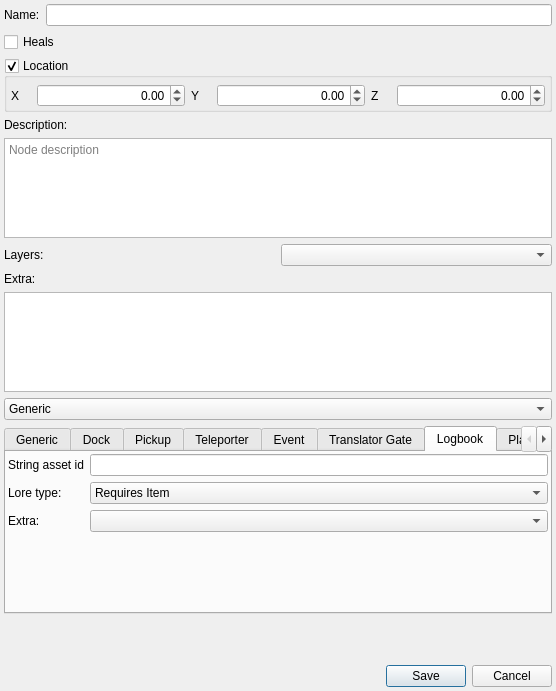
Qt form randovania/gui/ui_files/node_details_popup.ui (randovania/randovania) before a commit.
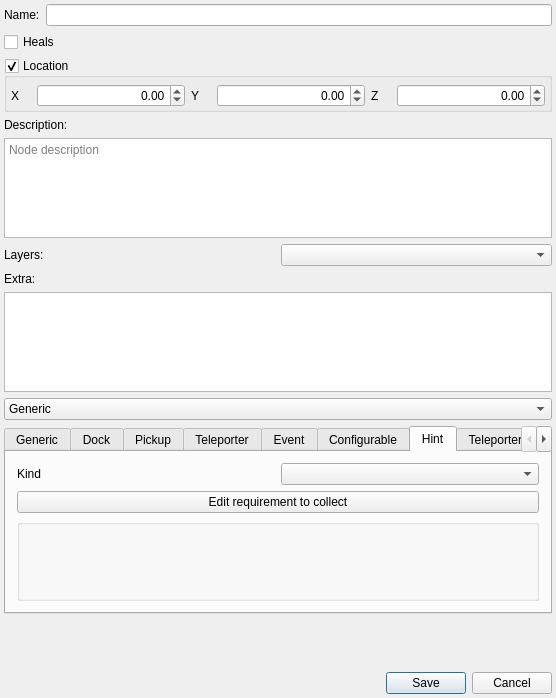
The same form after that commit. The open tabs and pages were chosen to show the change.

Commit message:
Rename PlayerShipNode to TeleporterNetworkNode, LogbookNode -> HintNode
- Make item_to_summon configurable per-node
- Add network field, to support multiple sets of connected teleporters

Patch:
```diff
--- a/randovania/gui/ui_files/node_details_popup.ui
+++ b/randovania/gui/ui_files/node_details_popup.ui
@@ -7,7 +7,7 @@
     <x>0</x>
     <y>0</y>
     <width>556</width>
-    <height>691</height>
+    <height>698</height>
    </rect>
   </property>
   <property name="sizePolicy">
@@ -598,7 +598,7 @@
      </widget>
      <widget class="QWidget" name="tab_translator_gate">
       <attribute name="title">
-       <string>Translator Gate</string>
+       <string>Configurable</string>
       </attribute>
       <layout class="QGridLayout" name="translator_gate_layout">
        <property name="leftMargin">
@@ -630,90 +630,55 @@
      </widget>
      <widget class="QWidget" name="tab_logbook">
       <attribute name="title">
-       <string>Logbook</string>
+       <string>Hint</string>
       </attribute>
-      <layout class="QGridLayout" name="logbook_layout">
-       <property name="leftMargin">
-        <number>2</number>
-       </property>
-       <property name="topMargin">
-        <number>2</number>
-       </property>
-       <property name="rightMargin">
-        <number>2</number>
-       </property>
-       <property name="bottomMargin">
-        <number>2</number>
-       </property>
-       <item row="2" column="0">
-        <widget class="QLabel" name="logbook_extra_label">
+      <layout class="QGridLayout" name="hint_layout">
+       <item row="1" column="0" colspan="2">
+        <widget class="QPushButton" name="hint_requirement_to_collect_button">
          <property name="text">
-          <string>Extra:</string>
+          <string>Edit requirement to collect</string>
          </property>
         </widget>
        </item>
-       <item row="1" column="1">
-        <widget class="QComboBox" name="lore_type_combo">
-         <item>
-          <property name="text">
-           <string>Requires Item</string>
+       <item row="2" column="0" colspan="2">
+        <widget class="QGroupBox" name="hint_requirement_to_collect_group">
+         <property name="title">
+          <string/>
+         </property>
+         <layout class="QGridLayout" name="hint_requirement_to_collect_layout">
+          <property name="leftMargin">
+           <number>2</number>
           </property>
-         </item>
-         <item>
-          <property name="text">
-           <string>Specific Pickup</string>
+          <property name="topMargin">
+           <number>2</number>
           </property>
-         </item>
-         <item>
-          <property name="text">
-           <string>Generic</string>
+          <property name="rightMargin">
+           <number>2</number>
           </property>
-         </item>
-         <item>
-          <property name="text">
-           <string>Sky Temple Key Hint</string>
+          <property name="bottomMargin">
+           <number>2</number>
           </property>
-         </item>
+          <property name="spacing">
+           <number>2</number>
+          </property>
+         </layout>
         </widget>
        </item>
-       <item row="2" column="1">
-        <widget class="QComboBox" name="logbook_extra_combo"/>
-       </item>
-       <item row="0" column="1">
-        <widget class="QLineEdit" name="logbook_string_asset_id_edit"/>
-       </item>
        <item row="0" column="0">
-        <widget class="QLabel" name="logbook_string_asset_id_label">
+        <widget class="QLabel" name="hint_kind_label">
          <property name="text">
-          <string>String asset id</string>
+          <string>Kind</string>
          </property>
         </widget>
        </item>
-       <item row="1" column="0">
-        <widget class="QLabel" name="lore_type_label">
-         <property name="text">
-          <string>Lore type:</string>
-         </property>
-        </widget>
-       </item>
-       <item row="3" column="0">
-        <spacer name="verticalSpacer_6">
-         <property name="orientation">
-          <enum>Qt::Vertical</enum>
-         </property>
-         <property name="sizeHint" stdset="0">
-          <size>
-           <width>20</width>
-           <height>40</height>
-          </size>
-         </property>
-        </spacer>
+       <item row="0" column="1">
+        <widget class="QComboBox" name="hint_kind_combo"/>
        </item>
       </layout>
      </widget>
      <widget class="QWidget" name="tab_player_ship">
       <attribute name="title">
-       <string>Player Ship</string>
+       <string>Teleporter Network</string>
       </attribute>
       <layout class="QVBoxLayout" name="player_ship_layout">
        <property name="leftMargin">
```
Left out of the diff: 65 changed lines with no effect on the pictures. The commit also changes 20 other files.
